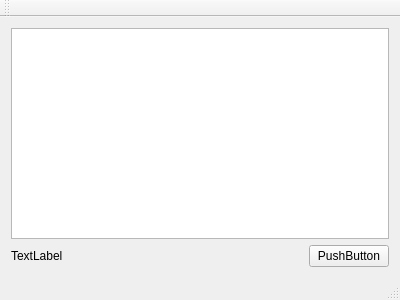
Old version of the form KeyTest1/mainwindow.ui in the repository Edewin/FirstGame.
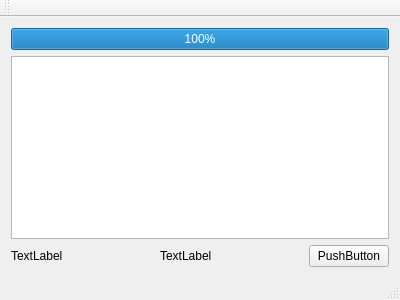
New version of the form. Icons and pictures are not drawn.

```diff
--- a/KeyTest1/mainwindow.ui
+++ b/KeyTest1/mainwindow.ui
@@ -15,6 +15,16 @@
   </property>
   <widget class="QWidget" name="centralWidget">
    <layout class="QVBoxLayout" name="verticalLayout">
+    <item>
+     <widget class="QProgressBar" name="progressBar">
+      <property name="maximum">
+       <number>1000</number>
+      </property>
+      <property name="value">
+       <number>1000</number>
+      </property>
+     </widget>
+    </item>
     <item>
      <widget class="QGraphicsView" name="graphicsView"/>
     </item>
@@ -27,6 +37,26 @@
         </property>
        </widget>
       </item>
+      <item>
+       <spacer name="horizontalSpacer_2">
+        <property name="orientation">
+         <enum>Qt::Horizontal</enum>
+        </property>
+        <property name="sizeHint" stdset="0">
+         <size>
+          <width>40</width>
+          <height>20</height>
+         </size>
+        </property>
+       </spacer>
+      </item>
+      <item>
+       <widget class="QLabel" name="labelCounter">
+        <property name="text">
+         <string>TextLabel</string>
+        </property>
+       </widget>
+      </item>
       <item>
        <spacer name="horizontalSpacer">
         <property name="orientation">
```
Left out of the diff: 8 changed lines with no effect on the pictures.
